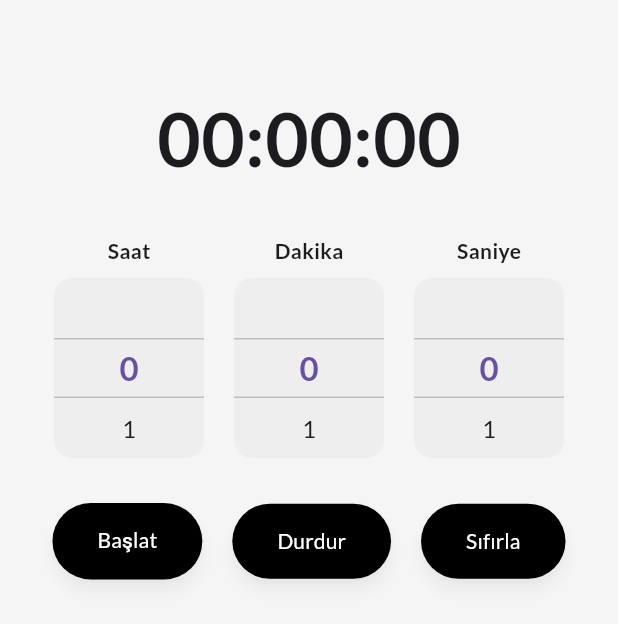
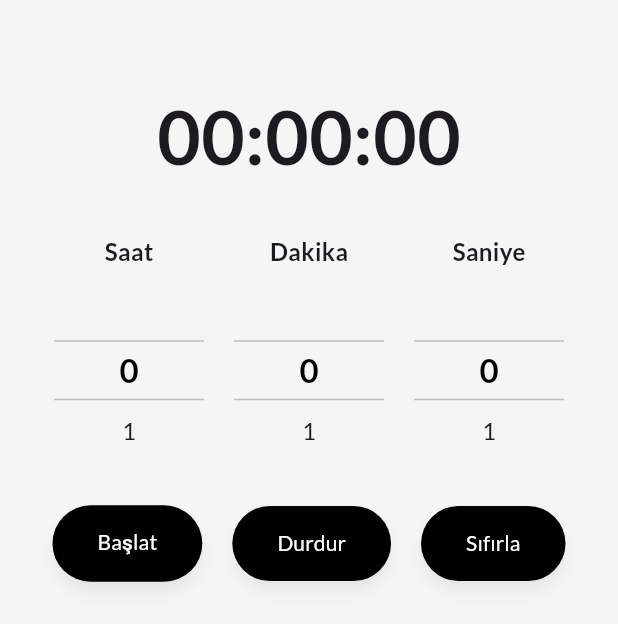
Before and after one commit to RdvnUmt/EduRank, a Flutter app: the TimerScreen screen opened directly, tab 2 chosen, on a phone screen of 412 x 824 dp. Shown: the part 364-988 px from the top of the screen. Run offline on Flutter 3.47's test engine with Material 3 defaults, Android fonts, the phone set to English and light mode, and no system bars; drawn by our look-alikes of numberpicker; our stand-ins replace google_fonts, google_nav_bar, shared_preferences, transparent_image; accounts and stored records are empty.

Commit message:
zamanlayıcı tasarımı yenilendi

```diff
--- a/edu_rank/lib/widgets/time_selector.dart
+++ b/edu_rank/lib/widgets/time_selector.dart
@@ -23,13 +23,13 @@ class TimeSelector extends StatelessWidget {
         children: [
           Text(
             label,
-            style: const TextStyle(fontWeight: FontWeight.bold),
+            style: const TextStyle(fontWeight: FontWeight.bold,fontSize: 16),
           ),
           const SizedBox(height: 8),
           Container(
             height: 120,
             decoration: BoxDecoration(
-              color: Colors.grey.shade200,
+              color: const Color(0xFFF5F5F5),
               borderRadius: BorderRadius.circular(12),
             ),
             child: NumberPicker(
@@ -44,7 +44,7 @@ class TimeSelector extends StatelessWidget {
               selectedTextStyle: TextStyle(
                 fontSize: 22,
                 fontWeight: FontWeight.bold,
-                color: Theme.of(context).primaryColor,
+                color: const Color.fromARGB(255, 0, 0, 0),
               ),
               decoration: BoxDecoration(
                 border: Border(
```
